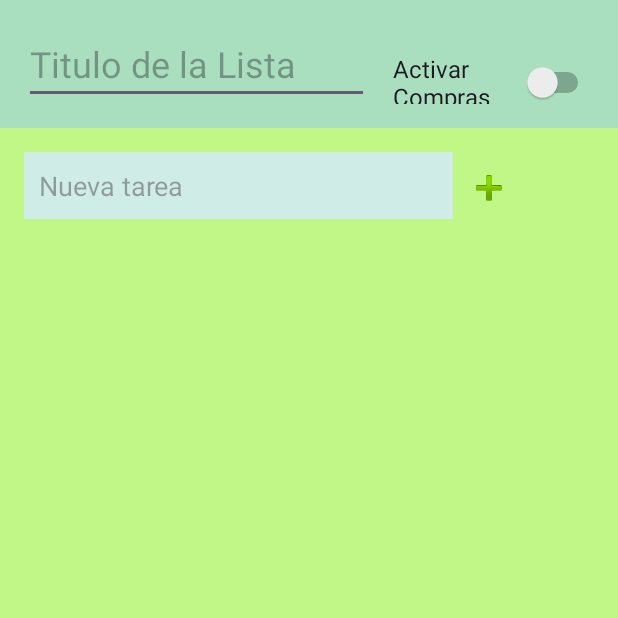
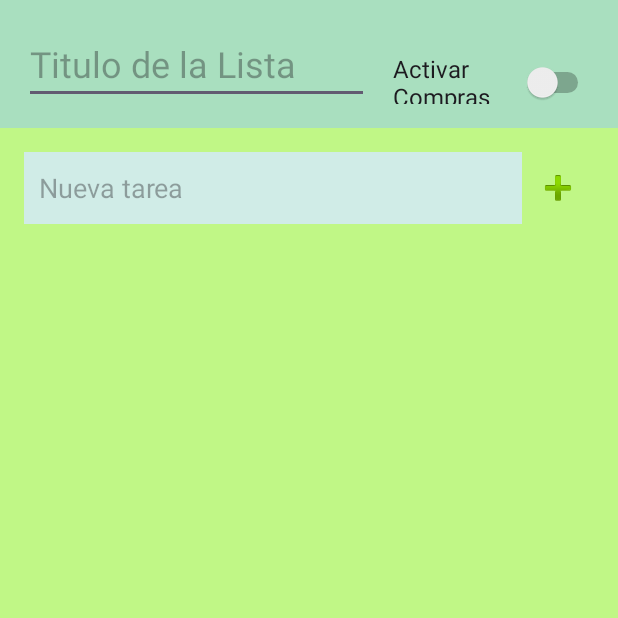
Before and after one commit to DiegoArroyo12/ToDoList, an Android app: the screen it shows after launch (MainActivity), on a phone screen of 412 x 824 dp, the top half of it. Run offline under Robolectric (Android 15) with nearby library versions, the phone set to English and light mode, and no system bars.

Commit message:
Funcionalidad y Diseño Actualizados

```diff
--- a/app/src/main/res/layout/activity_main.xml
+++ b/app/src/main/res/layout/activity_main.xml
@@ -49,8 +49,8 @@
         <!--task layout-->
         <LinearLayout
             android:id="@+id/task_layout"
-            android:layout_width="334dp"
-            android:layout_height="wrap_content"
+            android:layout_width="match_parent"
+            android:layout_height="match_parent"
             android:layout_marginStart="16dp"
             android:layout_marginTop="16dp"
             android:layout_marginEnd="16dp"
@@ -61,13 +61,13 @@
 
             <EditText
                 android:id="@+id/editTextTask"
-                android:layout_width="0dp"
-                android:layout_height="wrap_content"
+                android:layout_width="match_parent"
+                android:layout_height="match_parent"
                 android:layout_weight="1"
                 android:background="#D0ECE7"
                 android:hint="Nueva tarea"
                 android:maxLength="50"
-                android:padding="10dp" />
+                android:padding="10dp"/>
 
             <ImageButton
                 android:id="@+id/buttonAddTask"
@@ -83,7 +83,7 @@
         <!--list layout-->
         <LinearLayout
             android:layout_width="match_parent"
-            android:layout_height="502dp"
+            android:layout_height="660dp"
             android:layout_marginStart="16dp"
             android:layout_marginTop="16dp"
             android:layout_marginEnd="16dp"
@@ -121,7 +121,7 @@
 
             <androidx.recyclerview.widget.RecyclerView
                 android:id="@+id/recyclerView"
-                android:layout_width="266dp"
+                android:layout_width="160dp"
                 android:layout_height="1dp"
                 android:layout_marginStart="16dp"
                 android:layout_marginTop="16dp"
@@ -134,11 +134,14 @@
                 android:id="@+id/totalTextView"
                 android:layout_width="wrap_content"
                 android:layout_height="wrap_content"
-                android:layout_margin="16dp"
-                android:text="Total"
-                android:visibility="invisible"
+                android:text="Total: $"
+                android:textSize="24sp"
+                android:padding="8dp"
                 app:layout_constraintBottom_toBottomOf="parent"
-                app:layout_constraintEnd_toEndOf="parent" />
+                app:layout_constraintEnd_toEndOf="parent"
+                android:layout_marginEnd="16dp"
+                android:layout_marginBottom="16dp"
+                android:visibility="gone"/>
         </LinearLayout>
     </LinearLayout>
 </androidx.constraintlayout.widget.ConstraintLayout>
```
Also changed, not shown: app/src/main/java/mx/todolist/MainActivity.java (+47 -10 lines).
